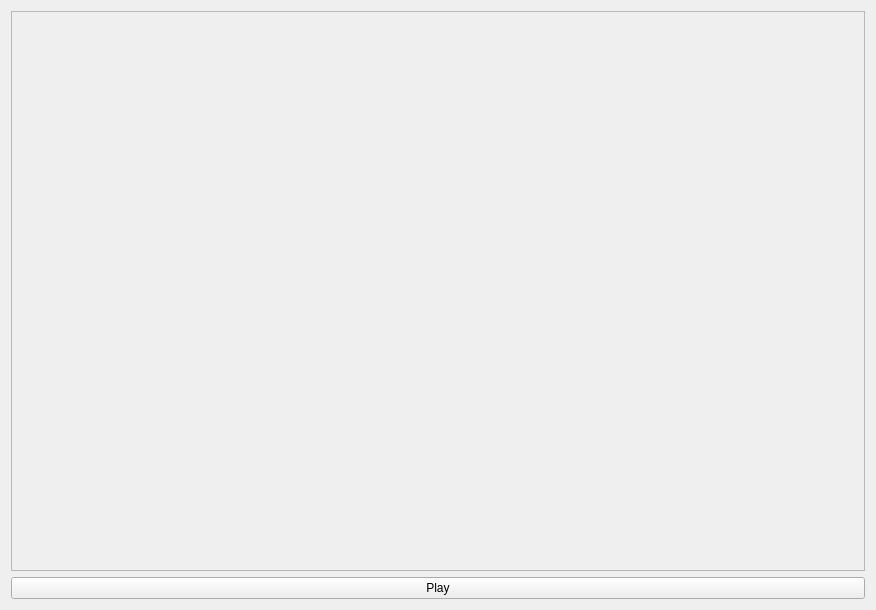
Above: prototypes/SegmentDetector/mainwindow.ui from trafficman/commcut before the change. Below: the same form after it.
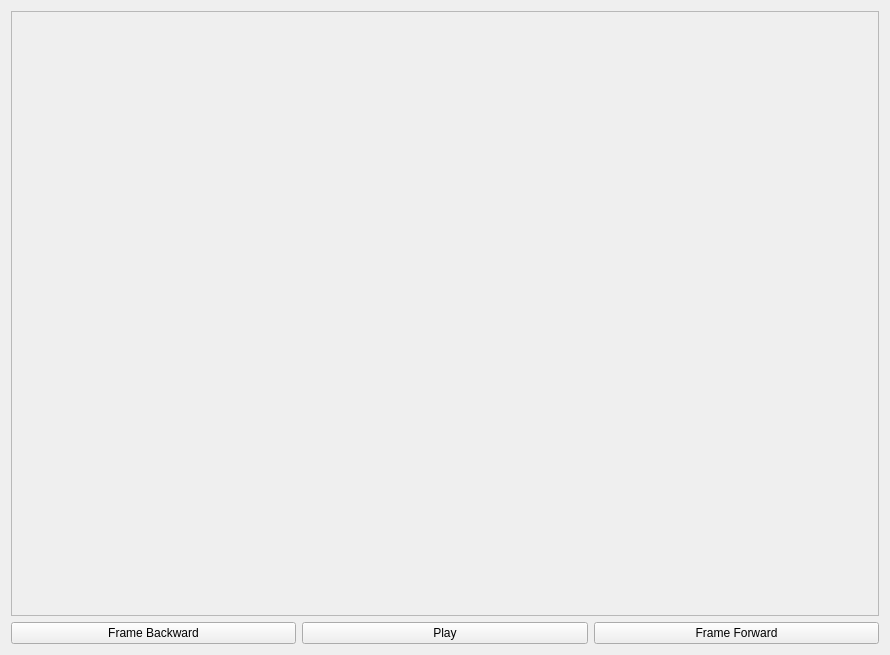
That is the form after the change.

Commit message: frame forward + backward

```diff
--- a/prototypes/SegmentDetector/mainwindow.ui
+++ b/prototypes/SegmentDetector/mainwindow.ui
@@ -6,13 +6,15 @@
    <rect>
     <x>0</x>
     <y>0</y>
-    <width>876</width>
-    <height>610</height>
+    <width>890</width>
+    <height>655</height>
    </rect>
   </property>
   <property name="windowTitle">
    <string>Segment Dector - Prototype</string>
   </property>
+  <layout class="QVBoxLayout" name="verticalLayout_2">
+   <item>
   <layout class="QVBoxLayout" name="verticalLayout">
    <item>
     <widget class="QFrame" name="videoContainer">
@@ -31,11 +33,31 @@
     </widget>
    </item>
    <item>
+      <layout class="QHBoxLayout" name="horizontalLayout_3">
+       <item>
+        <widget class="QPushButton" name="backwardFrame">
+         <property name="text">
+          <string>Frame Backward</string>
+         </property>
+        </widget>
+       </item>
+       <item>
     <widget class="QPushButton" name="playPause">
      <property name="text">
       <string>Play</string>
      </property>
     </widget>
+       </item>
+       <item>
+        <widget class="QPushButton" name="forwardFrame">
+         <property name="text">
+          <string>Frame Forward</string>
+         </property>
+        </widget>
+       </item>
+      </layout>
+     </item>
+    </layout>
    </item>
   </layout>
  </widget>
```
Lines whose indentation alone changed are shown as unchanged. The commit also changes 1 other file.
